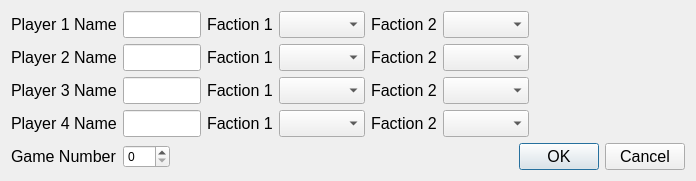
First picture: the form in newGame.ui, repository fabikw/Smash-UP, before the edit.
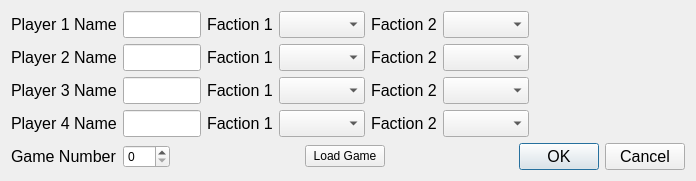
Second picture: the form after the edit.

```diff
--- a/newGame.ui
+++ b/newGame.ui
@@ -400,6 +400,26 @@
        </property>
       </spacer>
      </item>
+     <item>
+      <widget class="QPushButton" name="loadGame">
+       <property name="text">
+        <string>Load Game</string>
+       </property>
+      </widget>
+     </item>
+     <item>
+      <spacer name="horizontalSpacer_2">
+       <property name="orientation">
+        <enum>Qt::Horizontal</enum>
+       </property>
+       <property name="sizeHint" stdset="0">
+        <size>
+         <width>40</width>
+         <height>20</height>
+        </size>
+       </property>
+      </spacer>
+     </item>
      <item>
       <widget class="QDialogButtonBox" name="buttonBox">
        <property name="font">
```
